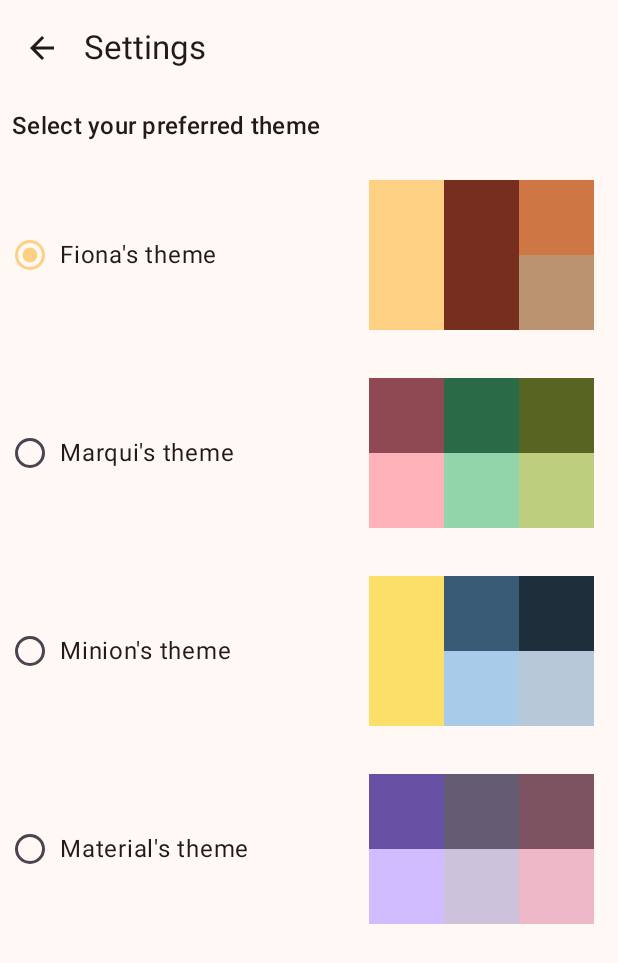
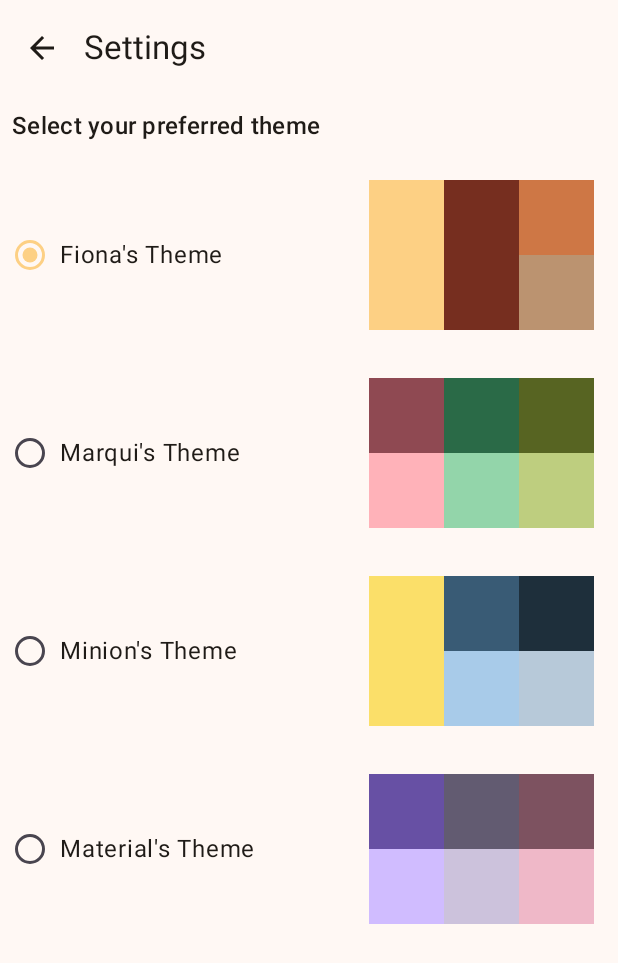
Before and after one commit to moritzmarquardt/Finotes, an Android app built with Jetpack Compose: the SettingsScreen screen opened through its navigation route, on a phone screen of 412 x 824 dp. Shown: the top 963 px of the screen. Run offline under Robolectric (Android 15) with nearby library versions, the phone set to English and light mode, and no system bars; our stand-ins replace Room's generated code.

Commit message:
fix: use colourPalette name instead of generated name by the ThemeVariant enum

```diff
--- a/app/src/main/java/de/marquisproject/finotes/ui/screens/SettingsScreen.kt
+++ b/app/src/main/java/de/marquisproject/finotes/ui/screens/SettingsScreen.kt
@@ -91,7 +91,9 @@ fun SettingsScreen(
                         verticalAlignment = Alignment.CenterVertically,
                         horizontalArrangement = Arrangement.Start,
                     ) {
-                        val themename = themeV.name.lowercase().replaceFirstChar { it.uppercase() } + "'s theme"
+                        val themename = ThemeVariantMap[themeV]?.name
+                            ?: (themeV.name.lowercase().replaceFirstChar { it.uppercase() } + "'s theme")
+                        //val themename = themeV.name.lowercase().replaceFirstChar { it.uppercase() } + "'s theme"
                         RadioButton(
                             selected = themeVariant.value == themeV,
                             onClick = null
```
